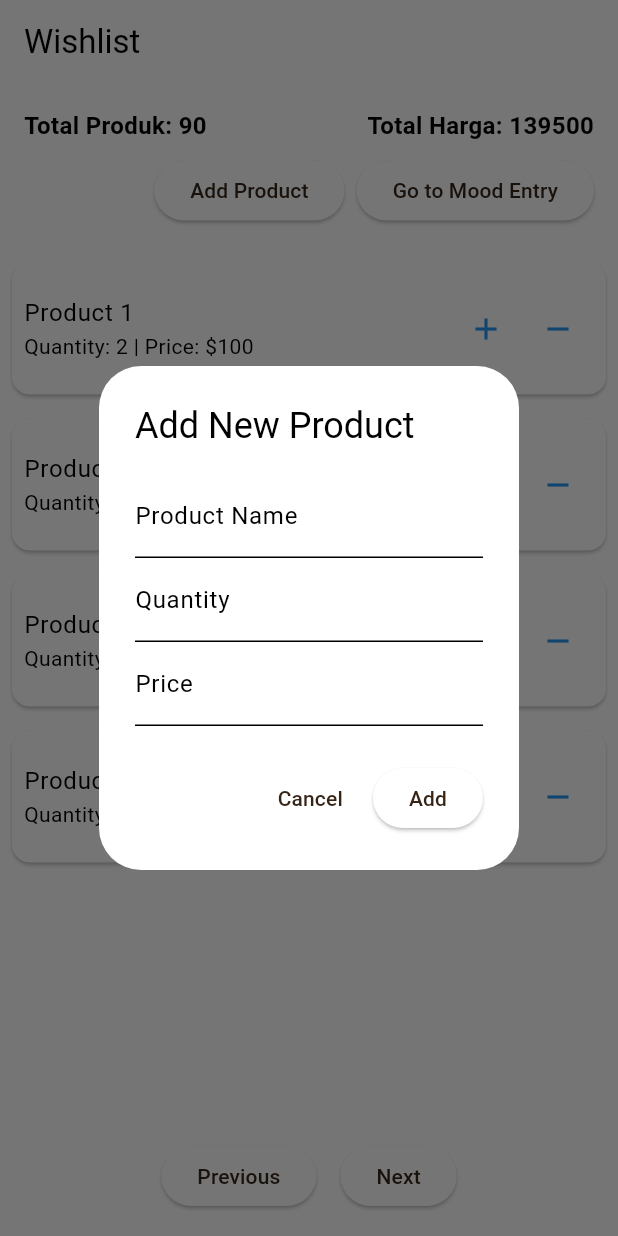
After one commit to F03-PBP/SoundNest-mobile, a Flutter app: the WishlistPage screen opened directly, after a tap on "Add Product", on a phone screen of 412 x 824 dp. The commit adds this screen. Run offline on Flutter 3.47's test engine with Material 3 defaults, Android fonts, the phone set to English and light mode, and no system bars; missing offline and left inert: pbp_django_auth.

Commit message:
branch baru, integrasi data

```diff
--- a/lib/authentication/screen/login.dart
+++ b/lib/authentication/screen/login.dart
@@ -5,8 +5,8 @@ import 'package:provider/provider.dart';
 import 'package:soundnest_mobile/authentication/models/user_model.dart';
 
 import 'package:soundnest_mobile/authentication/screen/register.dart';
-import 'package:soundnest_mobile/reviews/screen/reviews.dart';
 import 'package:soundnest_mobile/authentication/widgets/input.dart';
+import 'package:soundnest_mobile/wishlist/screen/wishlist.dart';
 
 class LoginPage extends StatefulWidget {
   const LoginPage({super.key});
@@ -82,7 +82,7 @@ class _LoginPageState extends State<LoginPage> {
                           Navigator.pushReplacement(
                             context,
                             MaterialPageRoute(
-                                builder: (context) => const MyHomePage()),
+                                builder: (context) => WishlistPage()),
                           );
                           ScaffoldMessenger.of(context)
                             ..hideCurrentSnackBar()
--- /dev/null
+++ b/lib/wishlist/screen/wishlist.dart
@@ -0,0 +1,217 @@
+import 'package:flutter/material.dart';
+import 'package:soundnest_mobile/wishlist/screen/list_wishlist.dart';
+import 'wishlist_card.dart';
+
+void main() {
+  runApp(MaterialApp(
+    home: WishlistPage(),
+  ));
+}
+
+class WishlistPage extends StatefulWidget {
+  @override
+  _WishlistPageState createState() => _WishlistPageState();
+}
+
+class _WishlistPageState extends State<WishlistPage> {
+  int _currentPage = 1;
+  final int _itemsPerPage = 4;
+
+  List<Map<String, dynamic>> _wishlistData = List.generate(30, (index) {
+    return {
+      'id': index,
+      'nama_produk': 'Product ${index + 1}',
+      'jumlah': (index + 1) % 5 + 1,
+      'price': (index + 1) * 100,
+      'date_added': DateTime.now().subtract(Duration(days: index)),
+    };
+  });
+
+  int get totalProduk =>
+      _wishlistData.fold(0, (sum, item) => sum + item['jumlah'] as int);
+
+  int get totalHarga =>
+      _wishlistData.fold(0, (sum, item) => sum + (item['jumlah'] * item['price']) as int);
+
+  List<Map<String, dynamic>> get _currentPageData {
+    int startIndex = (_currentPage - 1) * _itemsPerPage;
+    int endIndex = startIndex + _itemsPerPage;
+    return _wishlistData.sublist(startIndex, endIndex > _wishlistData.length ? _wishlistData.length : endIndex);
+  }
+
+  void _updateQuantity(int id, int newJumlah) {
+    setState(() {
+      final item = _wishlistData.firstWhere((item) => item['id'] == id);
+      item['jumlah'] = newJumlah;
+    });
+  }
+
+  void _addNewProduct(String name, int quantity, int price) {
+    setState(() {
+      _wishlistData.add({
+        'id': _wishlistData.length,
+        'nama_produk': name,
+        'jumlah': quantity,
+        'price': price,
+        'date_added': DateTime.now(),
+      });
+    });
+  }
+
+  void _nextPage() {
+    if ((_currentPage * _itemsPerPage) < _wishlistData.length) {
+      setState(() {
+        _currentPage++;
+      });
+    }
+  }
+
+  void _previousPage() {
+    if (_currentPage > 1) {
+      setState(() {
+        _currentPage--;
+      });
+    }
+  }
+
+  void _openAddProductModal(BuildContext context) {
+    String productName = '';
+    int productQuantity = 1;
+    int productPrice = 0;
+
+    showDialog(
+      context: context,
+      builder: (BuildContext context) {
+        return AlertDialog(
+          title: const Text('Add New Product'),
+          content: Column(
+            mainAxisSize: MainAxisSize.min,
+            children: [
+              TextField(
+                decoration: const InputDecoration(labelText: 'Product Name'),
+                onChanged: (value) {
+                  productName = value;
+                },
+              ),
+              TextField(
+                decoration: const InputDecoration(labelText: 'Quantity'),
+                keyboardType: TextInputType.number,
+                onChanged: (value) {
+                  productQuantity = int.tryParse(value) ?? 1;
+                },
+              ),
+              TextField(
+                decoration: const InputDecoration(labelText: 'Price'),
+                keyboardType: TextInputType.number,
+                onChanged: (value) {
+                  productPrice = int.tryParse(value) ?? 0;
+                },
+              ),
+            ],
+          ),
+          actions: [
+            TextButton(
+              onPressed: () {
+                Navigator.of(context).pop();
+              },
+              child: const Text('Cancel'),
+            ),
+            ElevatedButton(
+              onPressed: () {
+                if (productName.isNotEmpty && productPrice > 0) {
+                  _addNewProduct(productName, productQuantity, productPrice);
+                  Navigator.of(context).pop();
+                }
+              },
+              child: const Text('Add'),
+            ),
+          ],
+        );
+      },
+    );
+  }
+
+  @override
+  Widget build(BuildContext context) {
+    return Scaffold(
+      appBar: AppBar(
+        backgroundColor: Theme.of(context).colorScheme.inversePrimary,
+        title: const Text('Wishlist'),
+      ),
+      body: Column(
+        children: <Widget>[
+          // Total Produk dan Harga
+          Padding(
+            padding: const EdgeInsets.all(16.0),
+            child: Column(
+              children: [
+                Row(
+                  mainAxisAlignment: MainAxisAlignment.spaceBetween,
+                  children: [
+                    Text('Total Produk: $totalProduk', style: const TextStyle(fontSize: 16, fontWeight: FontWeight.bold)),
+                    Text('Total Harga: $totalHarga', style: const TextStyle(fontSize: 16, fontWeight: FontWeight.bold)),
+                  ],
+                ),
+                const SizedBox(height: 8),
+                Align(
+                  alignment: Alignment.centerRight,
+                  child: Row(
+                    mainAxisAlignment: MainAxisAlignment.end,
+                    children: [
+                      ElevatedButton(
+                        onPressed: () => _openAddProductModal(context),
+                        child: const Text('Add Product'),
+                      ),
+                      const SizedBox(width: 8),
+                      ElevatedButton(
+                        onPressed: () {
+                          Navigator.push(
+                            context,
+                            MaterialPageRoute(
+                              builder: (context) => const MoodEntryPage(),
+                            ),
+                          );
+                        },
+                        child: const Text('Go to Mood Entry'),
+                      ),
+                    ],
+                  ),
+                ),
+              ],
+            ),
+          ),
+          Expanded(
+            child: ListView.builder(
+              itemCount: _currentPageData.length,
+              itemBuilder: (context, index) {
+                var item = _currentPageData[index];
+                return WishlistCard(
+                  item: item,
+                  onQuantityChanged: (newJumlah) =>
+                      _updateQuantity(item['id'], newJumlah),
+                );
+              },
+            ),
+          ),
+          Padding(
+            padding: const EdgeInsets.all(16.0),
+            child: Row(
+              mainAxisAlignment: MainAxisAlignment.center,
+              children: <Widget>[
+                ElevatedButton(
+                  onPressed: _previousPage,
+                  child: const Text('Previous'),
+                ),
+                const SizedBox(width: 16),
+                ElevatedButton(
+                  onPressed: _nextPage,
+                  child: const Text('Next'),
+                ),
+              ],
+            ),
+          ),
+        ],
+      ),
+    );
+  }
+}
--- /dev/null
+++ b/lib/wishlist/screen/wishlist_card.dart
@@ -0,0 +1,43 @@
+import 'package:flutter/material.dart';
+
+class WishlistCard extends StatelessWidget {
+  final Map<String, dynamic> item;
+  final Function(int) onQuantityChanged;
+
+  const WishlistCard({Key? key, required this.item, required this.onQuantityChanged}) : super(key: key);
+
+  @override
+  Widget build(BuildContext context) {
+    return Card(
+      margin: const EdgeInsets.all(8),
+      child: ListTile(
+        contentPadding: const EdgeInsets.all(8),
+        title: Text(item['nama_produk']),
+        subtitle: Text('Quantity: ${item['jumlah']} | Price: \$${item['price']}'),
+        trailing: Column(
+          mainAxisAlignment: MainAxisAlignment.center,
+          children: [
+            // Row to wrap the buttons to avoid vertical overflow
+            Row(
+              mainAxisSize: MainAxisSize.min,
+              children: [
+                IconButton(
+                  icon: Icon(Icons.add, color: item['jumlah'] >= 10 ? Colors.grey : Colors.blue),
+                  onPressed: item['jumlah'] >= 10 ? null : () {
+                    onQuantityChanged(item['jumlah'] + 1);
+                  },
+                ),
+                IconButton(
+                  icon: Icon(Icons.remove, color: item['jumlah'] <= 1 ? Colors.grey : Colors.blue),
+                  onPressed: item['jumlah'] <= 1 ? null : () {
+                    onQuantityChanged(item['jumlah'] - 1);
+                  },
+                ),
+              ],
+            ),
+          ],
+        ),
+      ),
+    );
+  }
+}
```
Also changed, not shown: lib/wishlist/models/wishlist_model.dart (added, +69 -0 lines), lib/wishlist/screen/list_wishlist.dart (added, +88 -0 lines), 1 other file.
